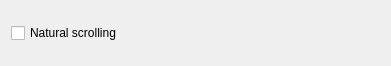
Qt form src/contents/ui/config.ui (lavafroth/karess) before a commit.
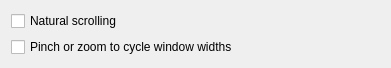
The same form after that commit.

Commit message: feat: add options for pinch and zoom gestures

```diff
--- a/src/contents/ui/config.ui
+++ b/src/contents/ui/config.ui
@@ -26,13 +26,13 @@
        </property>
       </widget>
      </item>
-     <!-- <item> -->
-      <!-- <widget class="QCheckBox" name="kcfg_CloseOrMinimize"> -->
-       <!-- <property name="text"> -->
-        <!-- <string>Minimize window instead of closing when pinch</string> -->
-       <!-- </property> -->
-      <!-- </widget> -->
-     <!-- </item> -->
+     <item>
+      <widget class="QCheckBox" name="kcfg_CycleWidths">
+       <property name="text">
+        <string>Pinch or zoom to cycle window widths</string>
+       </property>
+      </widget>
+     </item>
     </layout>
    </item>
   </layout>
```
The commit also changes 3 other files.
